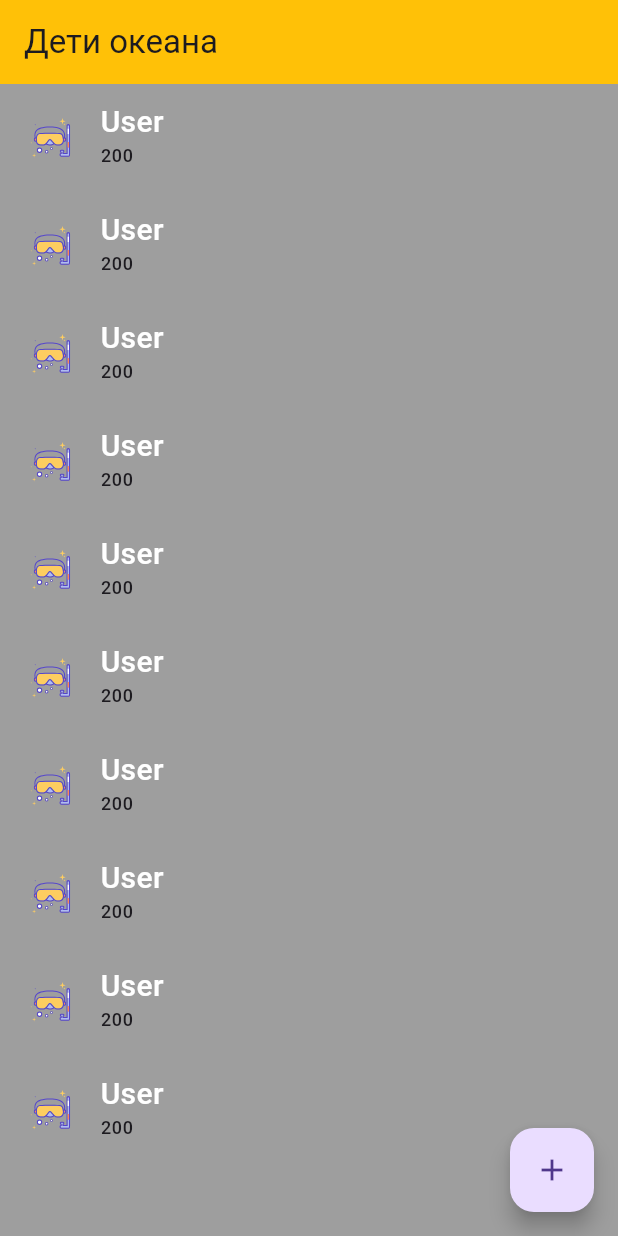
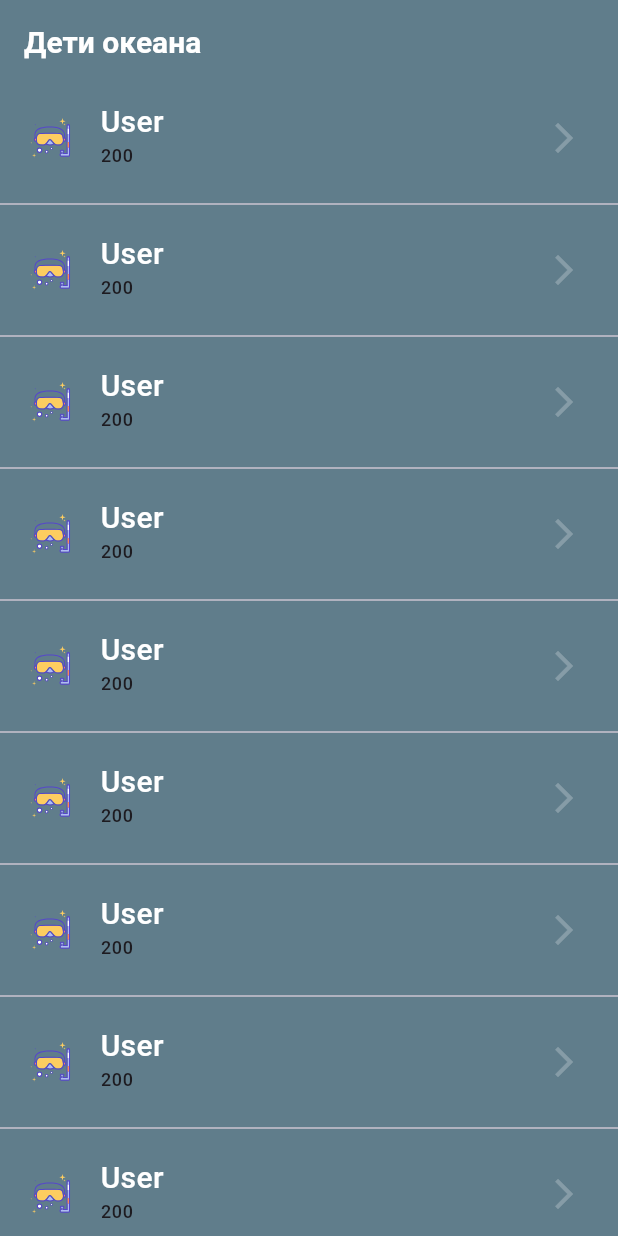
Before and after one commit to valenok12354/DetiOkeanaFlutter, a Flutter app: the screen it shows after launch, on a phone screen of 412 x 824 dp. Run offline on Flutter 3.47's test engine with Material 3 defaults, Android fonts, the phone set to English and light mode, and no system bars; our stand-ins replace flutter_svg.

Commit message:
главная страиница

```diff
--- a/lib/ListTileCustom.dart
+++ b/lib/ListTileCustom.dart
@@ -7,13 +7,12 @@ class ListTileCustom extends StatelessWidget {
   Widget build(BuildContext context) {
     var bodyTheme = Theme.of(context).textTheme;
     return ListTile(
-    leading:
-    SvgPicture.asset(
+      leading: SvgPicture.asset(
         "assets/goggles.svg",
         height: 35,
         width: 35,
-    )
-    ,
+      ),
+      trailing: Icon(Icons.arrow_forward_ios),
       title: Text(
         "User",
         style: bodyTheme.bodyMedium,
@@ -21,8 +20,7 @@ class ListTileCustom extends StatelessWidget {
       subtitle: Text(
         "200",
         style: bodyTheme.labelMedium,
-    )
-    ,
+      ),
     );
   }
 }
--- a/lib/main.dart
+++ b/lib/main.dart
@@ -1,5 +1,4 @@
 import 'package:flutter/material.dart';
-import 'package:flutter_svg/flutter_svg.dart';
 import 'package:instructor_dairy/ListTileCustom.dart';
 
 void main() {
@@ -24,15 +23,14 @@ class MyApp extends StatelessWidget {
     return MaterialApp(
       title: 'Дети океана',
       theme: ThemeData(
-        scaffoldBackgroundColor: Colors.grey,
-        appBarTheme: AppBarTheme(
-         color: Colors.amber
+        dividerColor: Colors.white24,
+        listTileTheme: const ListTileThemeData(iconColor: Colors.white24),
+        scaffoldBackgroundColor: Colors.blueGrey,
+        appBarTheme: AppBarTheme(color: Colors.blueGrey,
+          titleTextStyle: TextStyle(color: Colors.white, fontSize: 20, fontWeight: FontWeight.w700)
         ),
-        textTheme:  TextTheme(
-          bodyMedium: bodyMediumTextStyle,
-          labelSmall: labelSmallTextStyle
-        ),
-
+        textTheme: TextTheme(
+            bodyMedium: bodyMediumTextStyle, labelSmall: labelSmallTextStyle),
       ),
       home: const MyHomePage(title: 'Дети океана'),
     );
@@ -41,6 +39,7 @@ class MyApp extends StatelessWidget {
 
 class MyHomePage extends StatefulWidget {
   const MyHomePage({super.key, required this.title});
+
   final String title;
 
   @override
@@ -49,6 +48,7 @@ class MyHomePage extends StatefulWidget {
 
 class _MyHomePageState extends State<MyHomePage> {
   int counter = 0;
+
   void _incrementCounter() {
     setState(() {
       counter++;
@@ -62,15 +62,9 @@ class _MyHomePageState extends State<MyHomePage> {
       appBar: AppBar(
         title: Text(widget.title),
       ),
-      body: ListView.builder(
-        itemCount: 10,
-          itemBuilder: (context, i) => ListTileCustom()
-      ),
-      floatingActionButton: FloatingActionButton(
-        onPressed: _incrementCounter,
-        tooltip: 'Increment',
-        child: const Icon(Icons.add),
-      ),
+      body: ListView.separated(
+        separatorBuilder: (context, index) => Divider(),
+          itemCount: 10, itemBuilder: (context, i) => ListTileCustom()),
     );
   }
 }
```
Lines whose indentation alone changed are shown as unchanged.
